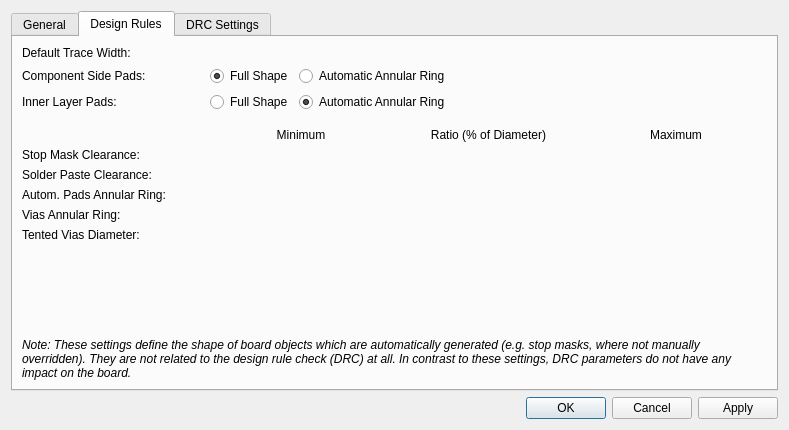
LibrePCB/LibrePCB, file libs/librepcb/editor/project/board/boardsetupdialog.ui: the form before one commit.
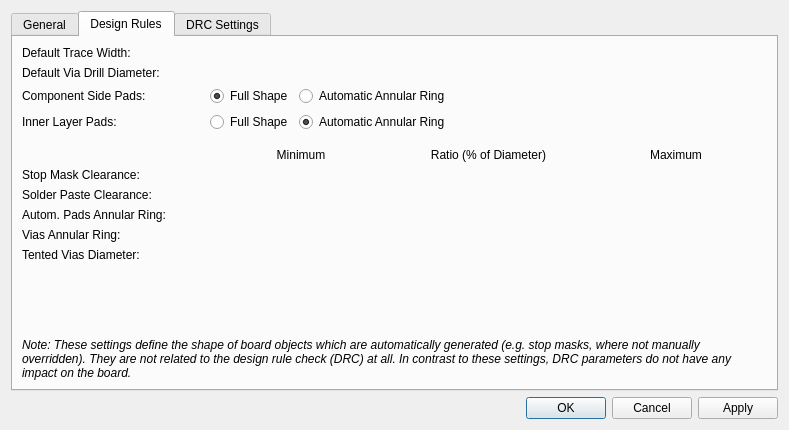
The form after the commit. The open tabs and pages were chosen to show the change. Icons and pictures are not drawn. Custom widgets are drawn as their Qt base class.

Commit message: Support automatic via drill from design rules or net class

The edit to the form file:
```diff
--- a/libs/librepcb/editor/project/board/boardsetupdialog.ui
+++ b/libs/librepcb/editor/project/board/boardsetupdialog.ui
@@ -225,126 +225,13 @@
        <string>Design Rules</string>
       </attribute>
       <layout class="QGridLayout" name="gridLayout">
-       <item row="10" column="1">
-        <widget class="librepcb::editor::UnsignedLengthEdit" name="edtRulesPadAnnularRingMin" native="true"/>
-       </item>
-       <item row="6" column="2">
-        <widget class="librepcb::editor::UnsignedRatioEdit" name="edtRulesStopMaskClrRatio" native="true"/>
-       </item>
-       <item row="12" column="0">
-        <widget class="QLabel" name="label_6">
-         <property name="toolTip">
-          <string>Vias with a drill diameter up to this diameter will be covered with solder resist (if not manually overridden). For larger vias, a stop mask opening is added.</string>
-         </property>
-         <property name="text">
-          <string>Tented Vias Diameter:</string>
-         </property>
-        </widget>
-       </item>
-       <item row="11" column="3">
-        <widget class="librepcb::editor::UnsignedLengthEdit" name="edtRulesViaAnnularRingMax" native="true"/>
-       </item>
-       <item row="1" column="0">
-        <widget class="QLabel" name="label_12">
-         <property name="text">
-          <string>Component Side Pads:</string>
-         </property>
-        </widget>
-       </item>
-       <item row="6" column="0">
-        <widget class="QLabel" name="label_4">
-         <property name="text">
-          <string>Stop Mask Clearance:</string>
-         </property>
-        </widget>
-       </item>
        <item row="7" column="1">
-        <widget class="librepcb::editor::UnsignedLengthEdit" name="edtRulesSolderPasteClrMin" native="true"/>
-       </item>
-       <item row="7" column="0">
-        <widget class="QLabel" name="label_11">
-         <property name="text">
-          <string>Solder Paste Clearance:</string>
-         </property>
-        </widget>
-       </item>
-       <item row="2" column="0">
-        <widget class="QLabel" name="label_13">
-         <property name="text">
-          <string>Inner Layer Pads:</string>
-         </property>
-        </widget>
-       </item>
-       <item row="13" column="0" colspan="4">
-        <widget class="QLabel" name="label_3">
-         <property name="sizePolicy">
-          <sizepolicy hsizetype="Preferred" vsizetype="Expanding">
-           <horstretch>0</horstretch>
-           <verstretch>0</verstretch>
-          </sizepolicy>
-         </property>
-         <property name="font">
-          <font>
-           <italic>true</italic>
-          </font>
-         </property>
-         <property name="text">
-          <string>Note: These settings define the shape of board objects which are automatically generated (e.g. stop masks, where not manually overridden). They are not related to the design rule check (DRC) at all. In contrast to these settings, DRC parameters do not have any impact on the board.</string>
-         </property>
-         <property name="alignment">
-          <set>Qt::AlignmentFlag::AlignBottom|Qt::AlignmentFlag::AlignLeading|Qt::AlignmentFlag::AlignLeft</set>
-         </property>
-         <property name="wordWrap">
-          <bool>true</bool>
-         </property>
-        </widget>
-       </item>
-       <item row="7" column="3">
-        <widget class="librepcb::editor::UnsignedLengthEdit" name="edtRulesSolderPasteClrMax" native="true"/>
-       </item>
-       <item row="6" column="1">
         <widget class="librepcb::editor::UnsignedLengthEdit" name="edtRulesStopMaskClrMin" native="true"/>
        </item>
-       <item row="12" column="3">
-        <widget class="librepcb::editor::UnsignedLengthEdit" name="edtRulesStopMaskMaxViaDia" native="true"/>
+       <item row="7" column="2">
+        <widget class="librepcb::editor::UnsignedRatioEdit" name="edtRulesStopMaskClrRatio" native="true"/>
        </item>
-       <item row="11" column="0">
-        <widget class="QLabel" name="label_10">
-         <property name="text">
-          <string>Vias Annular Ring:</string>
-         </property>
-        </widget>
-       </item>
-       <item row="0" column="1">
-        <widget class="librepcb::editor::PositiveLengthEdit" name="edtDefaultTraceWidth" native="true"/>
-       </item>
-       <item row="4" column="1">
-        <widget class="QLabel" name="label_8">
-         <property name="text">
-          <string>Minimum</string>
-         </property>
-         <property name="alignment">
-          <set>Qt::AlignmentFlag::AlignCenter</set>
-         </property>
-        </widget>
-       </item>
-       <item row="3" column="0">
-        <spacer name="verticalSpacer_2">
-         <property name="orientation">
-          <enum>Qt::Orientation::Vertical</enum>
-         </property>
-         <property name="sizeType">
-          <enum>QSizePolicy::Policy::Fixed</enum>
-         </property>
-         <property name="sizeHint" stdset="0">
-          <size>
-           <width>20</width>
-           <height>10</height>
-          </size>
-         </property>
-        </spacer>
-       </item>
-       <item row="2" column="1" colspan="3">
+       <item row="3" column="1" colspan="3">
         <layout class="QHBoxLayout" name="horizontalLayout_3" stretch="0,1">
          <item>
           <widget class="QRadioButton" name="rbtnRulesInnerPadFullShape">
@@ -371,21 +258,8 @@
          </item>
         </layout>
        </item>
-       <item row="10" column="3">
-        <widget class="librepcb::editor::UnsignedLengthEdit" name="edtRulesPadAnnularRingMax" native="true"/>
-       </item>
-       <item row="4" column="2">
-        <widget class="QLabel" name="label_5">
-         <property name="text">
-          <string>Ratio (% of Diameter)</string>
-         </property>
-         <property name="alignment">
-          <set>Qt::AlignmentFlag::AlignCenter</set>
-         </property>
-        </widget>
-       </item>
-       <item row="11" column="1">
-        <widget class="librepcb::editor::UnsignedLengthEdit" name="edtRulesViaAnnularRingMin" native="true"/>
+       <item row="1" column="1">
+        <widget class="librepcb::editor::PositiveLengthEdit" name="edtDefaultViaDrill" native="true"/>
        </item>
        <item row="0" column="0">
         <widget class="QLabel" name="label_36">
@@ -394,14 +268,68 @@
          </property>
         </widget>
        </item>
-       <item row="10" column="0">
+       <item row="12" column="1">
+        <widget class="librepcb::editor::UnsignedLengthEdit" name="edtRulesViaAnnularRingMin" native="true"/>
+       </item>
+       <item row="13" column="3">
+        <widget class="librepcb::editor::UnsignedLengthEdit" name="edtRulesStopMaskMaxViaDia" native="true"/>
+       </item>
+       <item row="11" column="0">
         <widget class="QLabel" name="label_7">
          <property name="text">
           <string>Autom. Pads Annular Ring:</string>
          </property>
         </widget>
        </item>
-       <item row="4" column="3">
+       <item row="14" column="0" colspan="4">
+        <widget class="QLabel" name="label_3">
+         <property name="sizePolicy">
+          <sizepolicy hsizetype="Preferred" vsizetype="Expanding">
+           <horstretch>0</horstretch>
+           <verstretch>0</verstretch>
+          </sizepolicy>
+         </property>
+         <property name="font">
+          <font>
+           <italic>true</italic>
+          </font>
+         </property>
+         <property name="text">
+          <string>Note: These settings define the shape of board objects which are automatically generated (e.g. stop masks, where not manually overridden). They are not related to the design rule check (DRC) at all. In contrast to these settings, DRC parameters do not have any impact on the board.</string>
+         </property>
+         <property name="alignment">
+          <set>Qt::AlignBottom|Qt::AlignLeading|Qt::AlignLeft</set>
+         </property>
+         <property name="wordWrap">
+          <bool>true</bool>
+         </property>
+        </widget>
+       </item>
+       <item row="7" column="0">
+        <widget class="QLabel" name="label_4">
+         <property name="text">
+          <string>Stop Mask Clearance:</string>
+         </property>
+        </widget>
+       </item>
+       <item row="12" column="0">
+        <widget class="QLabel" name="label_10">
+         <property name="text">
+          <string>Vias Annular Ring:</string>
+         </property>
+        </widget>
+       </item>
+       <item row="5" column="1">
+        <widget class="QLabel" name="label_8">
+         <property name="text">
+          <string>Minimum</string>
+         </property>
+         <property name="alignment">
+          <set>Qt::AlignCenter</set>
+         </property>
+        </widget>
+       </item>
+       <item row="5" column="3">
         <widget class="QLabel" name="label_9">
          <property name="text">
           <string>Maximum</string>
@@ -411,13 +339,79 @@
          </property>
         </widget>
        </item>
-       <item row="10" column="2">
+       <item row="8" column="0">
+        <widget class="QLabel" name="label_11">
+         <property name="text">
+          <string>Solder Paste Clearance:</string>
+         </property>
+        </widget>
+       </item>
+       <item row="11" column="3">
+        <widget class="librepcb::editor::UnsignedLengthEdit" name="edtRulesPadAnnularRingMax" native="true"/>
+       </item>
+       <item row="3" column="0">
+        <widget class="QLabel" name="label_13">
+         <property name="text">
+          <string>Inner Layer Pads:</string>
+         </property>
+        </widget>
+       </item>
+       <item row="11" column="1">
+        <widget class="librepcb::editor::UnsignedLengthEdit" name="edtRulesPadAnnularRingMin" native="true"/>
+       </item>
+       <item row="1" column="0">
+        <widget class="QLabel" name="label_35">
+         <property name="text">
+          <string>Default Via Drill Diameter:</string>
+         </property>
+        </widget>
+       </item>
+       <item row="5" column="2">
+        <widget class="QLabel" name="label_5">
+         <property name="text">
+          <string>Ratio (% of Diameter)</string>
+         </property>
+         <property name="alignment">
+          <set>Qt::AlignCenter</set>
+         </property>
+        </widget>
+       </item>
+       <item row="11" column="2">
         <widget class="librepcb::editor::UnsignedRatioEdit" name="edtRulesPadAnnularRingRatio" native="true"/>
        </item>
-       <item row="6" column="3">
-        <widget class="librepcb::editor::UnsignedLengthEdit" name="edtRulesStopMaskClrMax" native="true"/>
+       <item row="8" column="3">
+        <widget class="librepcb::editor::UnsignedLengthEdit" name="edtRulesSolderPasteClrMax" native="true"/>
        </item>
-       <item row="1" column="1" colspan="3">
+       <item row="2" column="0">
+        <widget class="QLabel" name="label_12">
+         <property name="text">
+          <string>Component Side Pads:</string>
+         </property>
+        </widget>
+       </item>
+       <item row="8" column="2">
+        <widget class="librepcb::editor::UnsignedRatioEdit" name="edtRulesSolderPasteClrRatio" native="true"/>
+       </item>
+       <item row="8" column="1">
+        <widget class="librepcb::editor::UnsignedLengthEdit" name="edtRulesSolderPasteClrMin" native="true"/>
+       </item>
+       <item row="0" column="1">
+        <widget class="librepcb::editor::PositiveLengthEdit" name="edtDefaultTraceWidth" native="true"/>
+       </item>
+       <item row="13" column="0">
+        <widget class="QLabel" name="label_6">
+         <property name="toolTip">
+          <string>Vias with a drill diameter up to this diameter will be covered with solder resist (if not manually overridden). For larger vias, a stop mask opening is added.</string>
+         </property>
+         <property name="text">
+          <string>Tented Vias Diameter:</string>
+         </property>
+        </widget>
+       </item>
+       <item row="12" column="2">
+        <widget class="librepcb::editor::UnsignedRatioEdit" name="edtRulesViaAnnularRingRatio" native="true"/>
+       </item>
+       <item row="2" column="1" colspan="3">
         <layout class="QHBoxLayout" name="horizontalLayout_2">
          <item>
           <widget class="QRadioButton" name="rbtnRulesCmpSidePadFullShape">
@@ -491,11 +485,27 @@
          </item>
         </layout>
        </item>
-       <item row="7" column="2">
-        <widget class="librepcb::editor::UnsignedRatioEdit" name="edtRulesSolderPasteClrRatio" native="true"/>
+       <item row="7" column="3">
+        <widget class="librepcb::editor::UnsignedLengthEdit" name="edtRulesStopMaskClrMax" native="true"/>
        </item>
-       <item row="11" column="2">
-        <widget class="librepcb::editor::UnsignedRatioEdit" name="edtRulesViaAnnularRingRatio" native="true"/>
+       <item row="12" column="3">
+        <widget class="librepcb::editor::UnsignedLengthEdit" name="edtRulesViaAnnularRingMax" native="true"/>
+       </item>
+       <item row="4" column="0">
+        <spacer name="verticalSpacer_2">
+         <property name="orientation">
+          <enum>Qt::Vertical</enum>
+         </property>
+         <property name="sizeType">
+          <enum>QSizePolicy::Fixed</enum>
+         </property>
+         <property name="sizeHint" stdset="0">
+          <size>
+           <width>20</width>
+           <height>10</height>
+          </size>
+         </property>
+        </spacer>
        </item>
       </layout>
      </widget>
```
Left out of the diff: 39 changed lines with no effect on the pictures. The commit also changes 45 other files.
